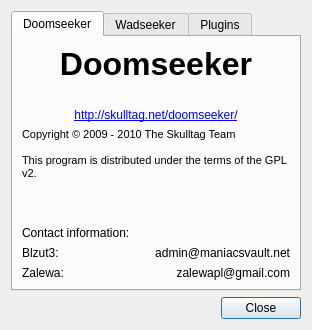
Qt form src/core/gui/aboutDlg.ui (Destroyerrrocket/doomseeker-unofficial) before a commit.
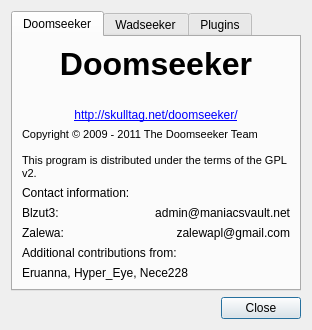
The same form after that commit. The open tabs and pages were chosen to show the change.

Commit message: - Added a place in the about dialog to credit minor contributors.  Hopefully I didn't miss anyone.

Diff of the .ui file:
```diff
--- a/src/core/gui/aboutDlg.ui
+++ b/src/core/gui/aboutDlg.ui
@@ -100,10 +100,10 @@
           <string>&lt;!DOCTYPE HTML PUBLIC &quot;-//W3C//DTD HTML 4.0//EN&quot; &quot;http://www.w3.org/TR/REC-html40/strict.dtd&quot;&gt;
 &lt;html&gt;&lt;head&gt;&lt;meta name=&quot;qrichtext&quot; content=&quot;1&quot; /&gt;&lt;style type=&quot;text/css&quot;&gt;
 p, li { white-space: pre-wrap; }
-&lt;/style&gt;&lt;/head&gt;&lt;body style=&quot; font-family:'MS Shell Dlg 2'; font-size:8.25pt; font-weight:400; font-style:normal;&quot;&gt;
-&lt;p style=&quot; margin-top:0px; margin-bottom:0px; margin-left:0px; margin-right:0px; -qt-block-indent:0; text-indent:0px;&quot;&gt;&lt;span style=&quot; font-size:8pt;&quot;&gt;Copyright © 2009 - 2010 The Skulltag Team&lt;/span&gt;&lt;/p&gt;
-&lt;p style=&quot;-qt-paragraph-type:empty; margin-top:0px; margin-bottom:0px; margin-left:0px; margin-right:0px; -qt-block-indent:0; text-indent:0px; font-size:8pt;&quot;&gt;&lt;/p&gt;
-&lt;p style=&quot; margin-top:0px; margin-bottom:0px; margin-left:0px; margin-right:0px; -qt-block-indent:0; text-indent:0px;&quot;&gt;&lt;span style=&quot; font-size:8pt;&quot;&gt;This program is distributed under the terms of the GPL v2.&lt;/span&gt;&lt;/p&gt;&lt;/body&gt;&lt;/html&gt;</string>
+&lt;/style&gt;&lt;/head&gt;&lt;body style=&quot; font-family:'Ubuntu'; font-size:9pt; font-weight:400; font-style:normal;&quot;&gt;
+&lt;p style=&quot; margin-top:0px; margin-bottom:0px; margin-left:0px; margin-right:0px; -qt-block-indent:0; text-indent:0px;&quot;&gt;&lt;span style=&quot; font-family:'MS Shell Dlg 2'; font-size:8pt;&quot;&gt;Copyright © 2009 - 2011 The Doomseeker Team&lt;/span&gt;&lt;/p&gt;
+&lt;p style=&quot;-qt-paragraph-type:empty; margin-top:0px; margin-bottom:0px; margin-left:0px; margin-right:0px; -qt-block-indent:0; text-indent:0px; font-family:'MS Shell Dlg 2'; font-size:8pt;&quot;&gt;&lt;/p&gt;
+&lt;p style=&quot; margin-top:0px; margin-bottom:0px; margin-left:0px; margin-right:0px; -qt-block-indent:0; text-indent:0px;&quot;&gt;&lt;span style=&quot; font-family:'MS Shell Dlg 2'; font-size:8pt;&quot;&gt;This program is distributed under the terms of the GPL v2.&lt;/span&gt;&lt;/p&gt;&lt;/body&gt;&lt;/html&gt;</string>
          </property>
          <property name="alignment">
           <set>Qt::AlignBottom|Qt::AlignLeading|Qt::AlignLeft</set>
@@ -180,6 +180,20 @@
          </item>
         </layout>
        </item>
+       <item>
+        <widget class="QLabel" name="label_4">
+         <property name="text">
+          <string>Additional contributions from:</string>
+         </property>
+        </widget>
+       </item>
+       <item>
+        <widget class="QLabel" name="label_5">
+         <property name="text">
+          <string>Eruanna, Hyper_Eye, Nece228</string>
+         </property>
+        </widget>
+       </item>
       </layout>
      </widget>
      <widget class="QWidget" name="tab_3">
```
Left out of the diff: 2 changed lines with no effect on the pictures.
